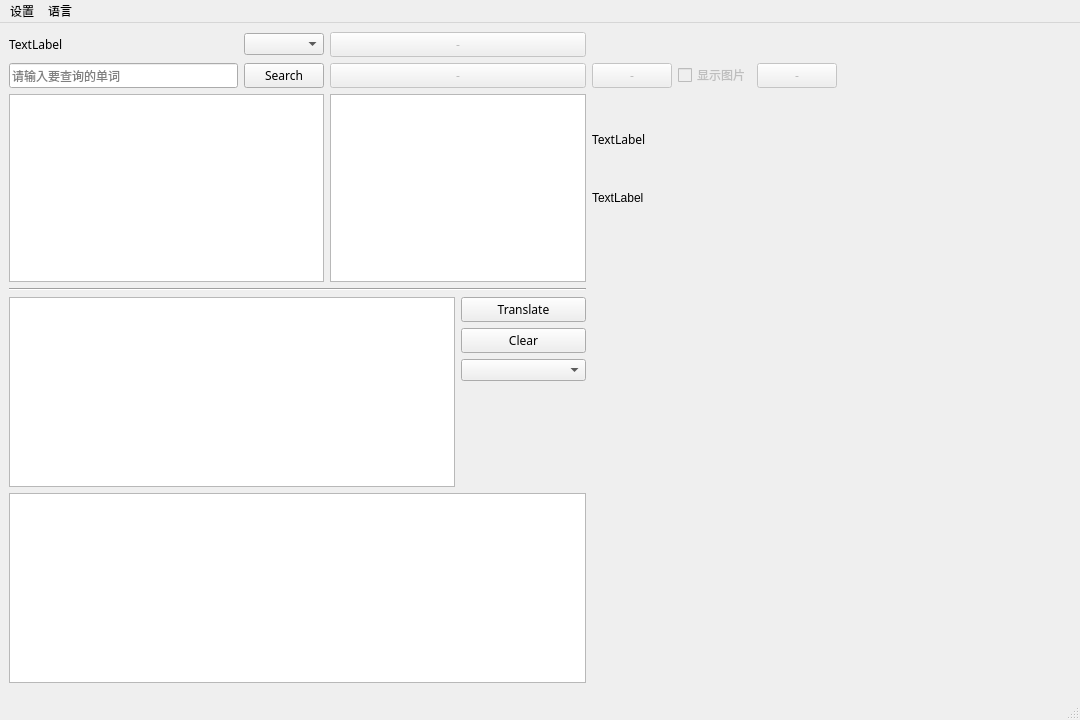
This is ui/dict.ui in Pickaxe233/Lite-Dict as Qt 5 draws it before an edit. The edited form follows.
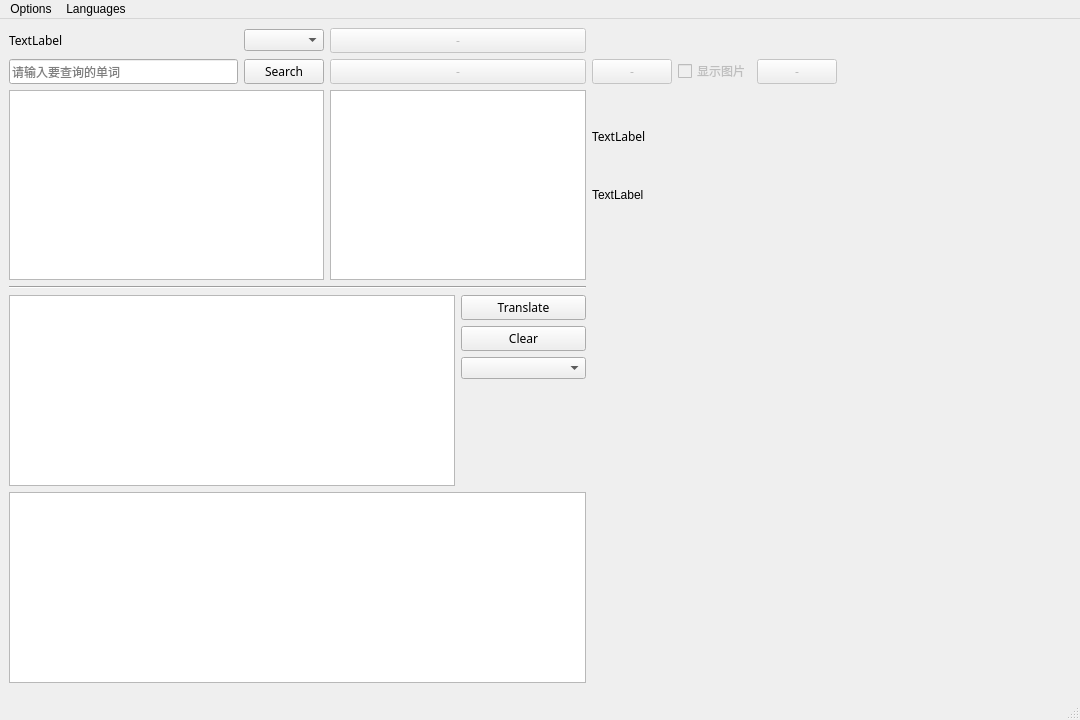
This is the edited form.

```diff
--- a/ui/dict.ui
+++ b/ui/dict.ui
@@ -317,7 +317,7 @@
      <locale language="Chinese" country="China"/>
     </property>
     <property name="title">
-     <string>设置</string>
+     <string>Options</string>
     </property>
     <addaction name="actionSet_apis"/>
     <addaction name="actionPic_sources"/>
@@ -333,7 +333,7 @@
      <locale language="Chinese" country="China"/>
     </property>
     <property name="title">
-     <string>语言</string>
+     <string>Languages</string>
     </property>
     <addaction name="action"/>
     <addaction name="actionEnglish"/>
```
Left out of the diff: 16 changed lines with no effect on the pictures.
